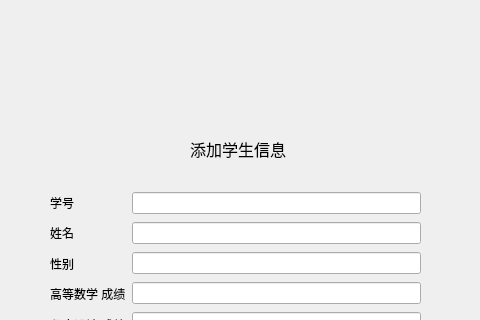
Qt form SSMS/add_student_widget.ui (NogiNonoka/StudentStatusManagementSystem) before a commit; both pictures show x 160 to 640 and y 0 to 320 of the 800 by 600 pixel window.
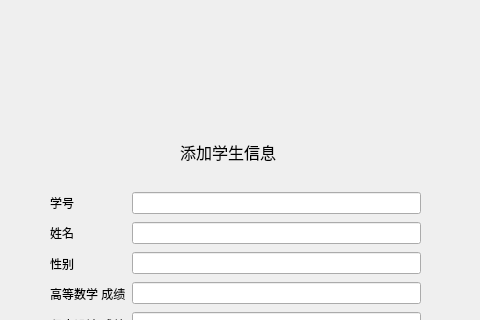
The same form after that commit.

```diff
--- a/SSMS/add_student_widget.ui
+++ b/SSMS/add_student_widget.ui
@@ -102,10 +102,10 @@
   <widget class="QLabel" name="label">
    <property name="geometry">
     <rect>
-     <x>350</x>
+     <x>340</x>
      <y>140</y>
-     <width>96</width>
-     <height>18</height>
+     <width>120</width>
+     <height>23</height>
     </rect>
    </property>
    <property name="font">
```
